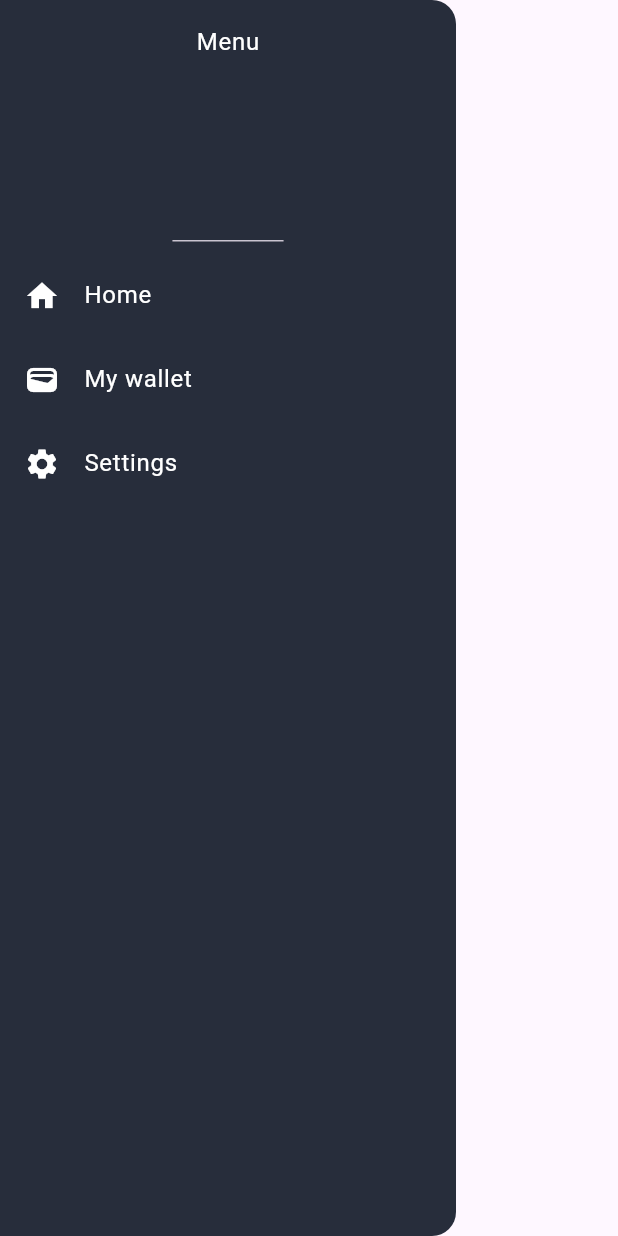
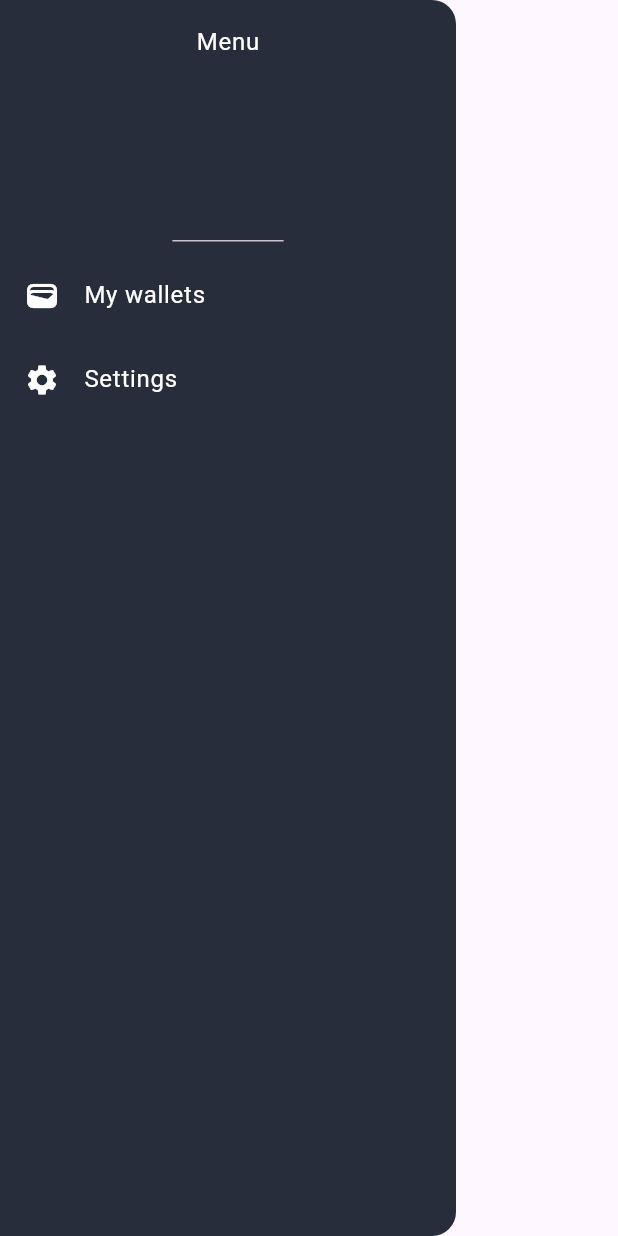
Before and after one commit to JoneDoe/pool-monitoring, a Flutter app: the DrawerWidget widget shown alone on an empty page, opened directly, on a phone screen of 412 x 824 dp. Run offline on Flutter 3.47's test engine with Material 3 defaults, Android fonts, the light colour scheme and no system bars; our stand-ins replace dismissible_page, fl_chart, flutter_dotenv, flutter_form_builder, flutter_speed_dial, form_builder_validators.

Commit message:
extract widget

```diff
--- a/lib/pages/coins_dashboard.dart
+++ b/lib/pages/coins_dashboard.dart
@@ -1,9 +1,10 @@
 import 'package:flutter/material.dart';
+
 import '../constants/colors.dart';
 import '../components/crypto_card.dart';
 import '../models/crypto.dart';
 import '../providers/cryptocurrency_listing.dart';
-import 'my_wallet_page.dart';
+import '../widgets/drawer_widget.dart';
 
 class CoinsListingDashboard extends StatefulWidget {
   const CoinsListingDashboard({super.key});
@@ -66,51 +67,3 @@ class _CoinsListingDashboardState extends State<CoinsListingDashboard> {
     );
   }
 }
-
-class DrawerWidget extends StatelessWidget {
-  const DrawerWidget({super.key});
-
-  @override
-  Widget build(BuildContext context) {
-    return Drawer(
-      backgroundColor: secondaryColor,
-      child: Column(
-        children: [
-          const DrawerHeader(
-            child: Text(
-              'Menu',
-              style: TextStyle(color: textColor),
-            ),
-          ),
-          const ListTile(
-            leading: Icon(Icons.home, color: textColor),
-            title: Text(
-              'Home',
-              style: TextStyle(color: textColor),
-            ),
-          ),
-          ListTile(
-            leading: const Icon(Icons.wallet, color: textColor),
-            title: const Text(
-              'My wallet',
-              style: TextStyle(color: textColor),
-            ),
-            onTap: () {
-              Navigator.of(context).pop();
-              Navigator.of(context).push(
-                MaterialPageRoute(builder: (context) => MyWalletPage()),
-              );
-            },
-          ),
-          const ListTile(
-            leading: Icon(Icons.settings, color: textColor),
-            title: Text(
-              'Settings',
-              style: TextStyle(color: textColor),
-            ),
-          ),
-        ],
-      ),
-    );
-  }
-}
--- /dev/null
+++ b/lib/widgets/drawer_widget.dart
@@ -0,0 +1,52 @@
+import 'package:flutter/material.dart';
+
+import '../constants/colors.dart';
+import '../my_wallet/pages/my_wallet_page.dart';
+
+class DrawerWidget extends StatelessWidget {
+  const DrawerWidget({super.key});
+
+  @override
+  Widget build(BuildContext context) {
+    return Drawer(
+      backgroundColor: secondaryColor,
+      child: Column(
+        children: [
+          const DrawerHeader(
+            child: Text(
+              'Menu',
+              style: TextStyle(color: textColor),
+            ),
+          ),
+          // const ListTile(
+          //   leading: Icon(Icons.home, color: textColor),
+          //   title: Text(
+          //     'Home',
+          //     style: TextStyle(color: textColor),
+          //   ),
+          // ),
+          ListTile(
+            leading: const Icon(Icons.wallet, color: textColor),
+            title: const Text(
+              'My wallets',
+              style: TextStyle(color: textColor),
+            ),
+            onTap: () {
+              Navigator.of(context).pop();
+              Navigator.of(context).push(
+                MaterialPageRoute(builder: (context) => const MyWalletsPage()),
+              );
+            },
+          ),
+          const ListTile(
+            leading: Icon(Icons.settings, color: textColor),
+            title: Text(
+              'Settings',
+              style: TextStyle(color: textColor),
+            ),
+          ),
+        ],
+      ),
+    );
+  }
+}
```
